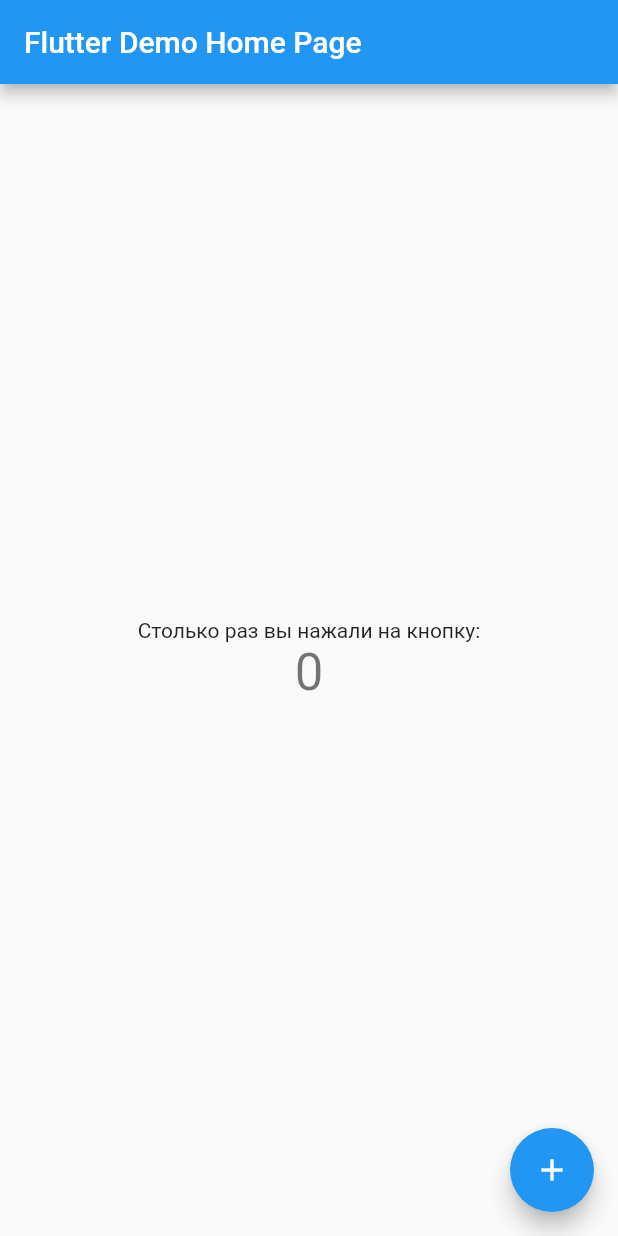
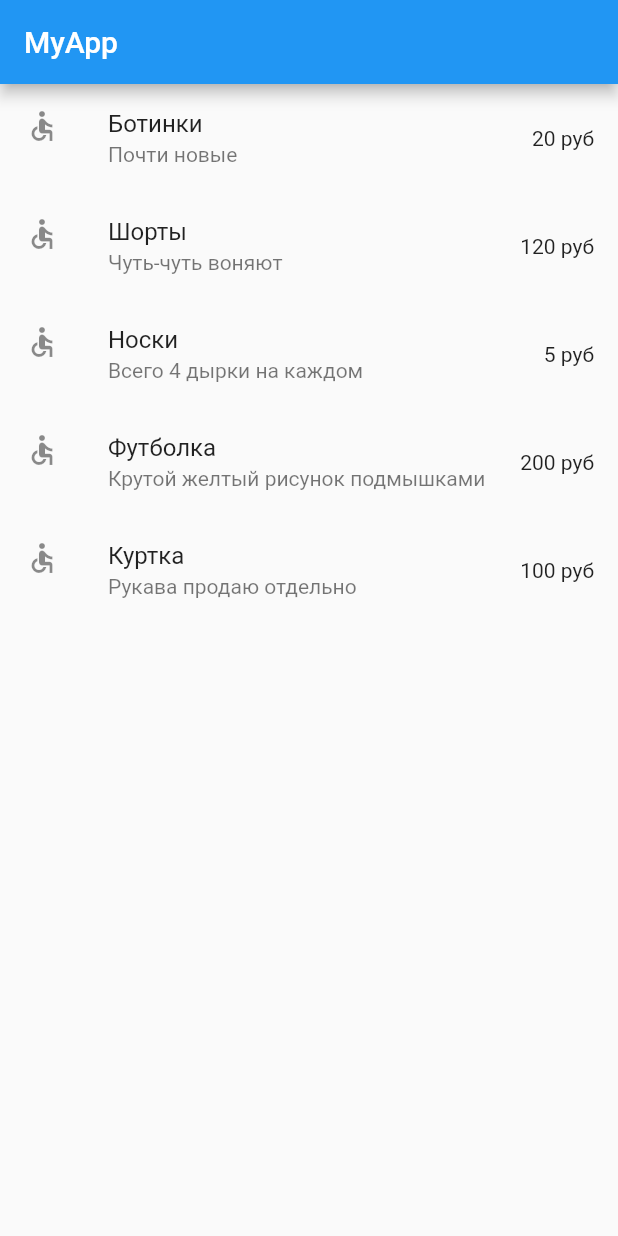
Before and after one commit to mokhova813/online_shop, a Flutter app: the screen it shows after launch, on a phone screen of 412 x 824 dp. Run offline on Flutter 3.47's test engine with Material 2 defaults, Android fonts, the phone set to English and light mode, and no system bars.

Commit message:
October 7

```diff
--- a/lib/main.dart
+++ b/lib/main.dart
@@ -1,4 +1,5 @@
 import 'package:flutter/material.dart';
+import 'package:online_shop/screens/products.dart';
 
 void main() {
   runApp(MyApp());
@@ -50,68 +51,16 @@ class MyHomePage extends StatefulWidget {
 }
 
 class _MyHomePageState extends State<MyHomePage> {
-  int _counter = 0;
 
-  void _incrementCounter() {
-    setState(() {
-      // This call to setState tells the Flutter framework that something has
-      // changed in this State, which causes it to rerun the build method below
-      // so that the display can reflect the updated values. If we changed
-      // _counter without calling setState(), then the build method would not be
-      // called again, and so nothing would appear to happen.
-      _counter++;
-    });
-  }
 
   @override
   Widget build(BuildContext context) {
-    // This method is rerun every time setState is called, for instance as done
-    // by the _incrementCounter method above.
-    //
-    // The Flutter framework has been optimized to make rerunning build methods
-    // fast, so that you can just rebuild anything that needs updating rather
-    // than having to individually change instances of widgets.
+
     return Scaffold(
       appBar: AppBar(
-        // Here we take the value from the MyHomePage object that was created by
-        // the App.build method, and use it to set our appbar title.
-        title: Text(widget.title),
+        title: Text("MyApp"),
       ),
-      body: Center(
-        // Center is a layout widget. It takes a single child and positions it
-        // in the middle of the parent.
-        child: Column(
-          // Column is also a layout widget. It takes a list of children and
-          // arranges them vertically. By default, it sizes itself to fit its
-          // children horizontally, and tries to be as tall as its parent.
-          //
-          // Invoke "debug painting" (press "p" in the console, choose the
-          // "Toggle Debug Paint" action from the Flutter Inspector in Android
-          // Studio, or the "Toggle Debug Paint" command in Visual Studio Code)
-          // to see the wireframe for each widget.
-          //
-          // Column has various properties to control how it sizes itself and
-          // how it positions its children. Here we use mainAxisAlignment to
-          // center the children vertically; the main axis here is the vertical
-          // axis because Columns are vertical (the cross axis would be
-          // horizontal).
-          mainAxisAlignment: MainAxisAlignment.center,
-          children: <Widget>[
-            Text(
-              'Столько раз вы нажали на кнопку:',
-            ),
-            Text(
-              '$_counter',
-              style: Theme.of(context).textTheme.headline4,
-            ),
-          ],
-        ),
-      ),
-      floatingActionButton: FloatingActionButton(
-        onPressed: _incrementCounter,
-        tooltip: 'Increment',
-        child: Icon(Icons.add),
-      ), // This trailing comma makes auto-formatting nicer for build methods.
+      body: ProductsScreen(),
     );
   }
 }
--- /dev/null
+++ b/lib/models/productModel.dart
@@ -0,0 +1,7 @@
+class ProductModel{
+  final String title;
+  final String subtitle;
+  final String price;
+
+  ProductModel(this.title, this.subtitle, this.price);
+}
--- /dev/null
+++ b/lib/screens/products.dart
@@ -0,0 +1,52 @@
+import 'package:flutter/cupertino.dart';
+import 'package:flutter/material.dart';
+import 'package:online_shop/models/productModel.dart';
+
+import 'detailScreen.dart';
+
+class ProductsScreen extends StatefulWidget {
+  ProductsScreen() : super();
+
+
+  @override
+  _ProductsScreenState createState() => _ProductsScreenState();
+}
+
+class _ProductsScreenState extends State<ProductsScreen> {
+  List<ProductModel> models = new List<ProductModel>();
+
+  @override
+  void initState() {
+    models.add(new ProductModel("Ботинки", "Почти новые", "20 руб"));
+    models.add(new ProductModel("Шорты", "Чуть-чуть воняют", "120 руб"));
+    models.add(new ProductModel("Носки", "Всего 4 дырки на каждом", "5 руб"));
+    models.add(new ProductModel("Футболка", "Крутой желтый рисунок подмышками", "200 руб"));
+    models.add(new ProductModel("Куртка", "Рукава продаю отдельно", "100 руб"));
+
+    super.initState();
+  }
+
+  @override
+  Widget build(BuildContext context) {
+
+    return Scaffold(
+      body: ListView.builder(
+        itemCount: models.length,
+        itemBuilder: (BuildContext context, int index){
+          return ListTile (
+              title: Text (models[index].title),
+              leading: Icon(Icons.accessible),
+              subtitle: Text(models[index].subtitle),
+              trailing: Text(models[index].price),
+            onTap: () {
+                Navigator.of(context).push(CupertinoPageRoute(
+                      builder:(context) => DetailScreen(models[index])));
+            }
+
+          );
+        }
+      ),
+    );
+
+  }
+}
```
Also changed, not shown: lib/screens/detailScreen.dart (added, +35 -0 lines), pubspec.lock.
